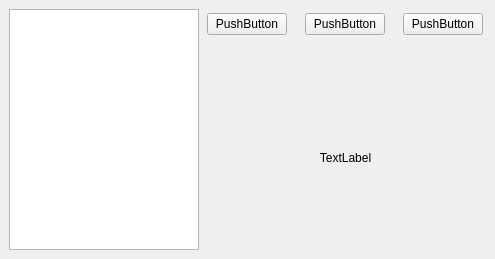
Puzzanis/QtHomework, file QtHomework_5/mainwindow.ui: the form before one commit.
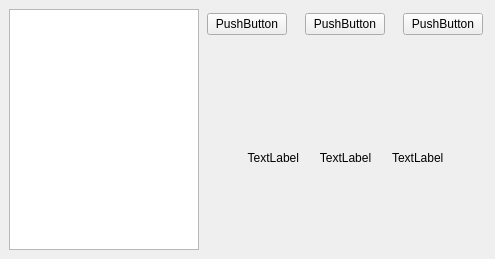
The form after the commit.

What changed in the file:
```diff
--- a/QtHomework_5/mainwindow.ui
+++ b/QtHomework_5/mainwindow.ui
@@ -70,6 +70,28 @@
        </layout>
       </item>
       <item>
+       <layout class="QHBoxLayout" name="horizontalLayout_3">
+        <item>
+         <widget class="QLabel" name="label_3">
+          <property name="text">
+           <string>TextLabel</string>
+          </property>
+          <property name="alignment">
+           <set>Qt::AlignmentFlag::AlignRight|Qt::AlignmentFlag::AlignTrailing|Qt::AlignmentFlag::AlignVCenter</set>
+          </property>
+         </widget>
+        </item>
+        <item>
+         <widget class="QLabel" name="label_2">
+          <property name="text">
+           <string>TextLabel</string>
+          </property>
+          <property name="alignment">
+           <set>Qt::AlignmentFlag::AlignCenter</set>
+          </property>
+         </widget>
+        </item>
+        <item>
        <widget class="QLabel" name="label">
         <property name="minimumSize">
          <size>
@@ -81,9 +103,11 @@
          <string>TextLabel</string>
         </property>
         <property name="alignment">
-         <set>Qt::AlignmentFlag::AlignCenter</set>
-        </property>
-       </widget>
+           <set>Qt::AlignmentFlag::AlignLeading|Qt::AlignmentFlag::AlignLeft|Qt::AlignmentFlag::AlignVCenter</set>
+          </property>
+         </widget>
+        </item>
+       </layout>
       </item>
      </layout>
     </item>
```
Lines whose indentation alone changed are shown as unchanged.
